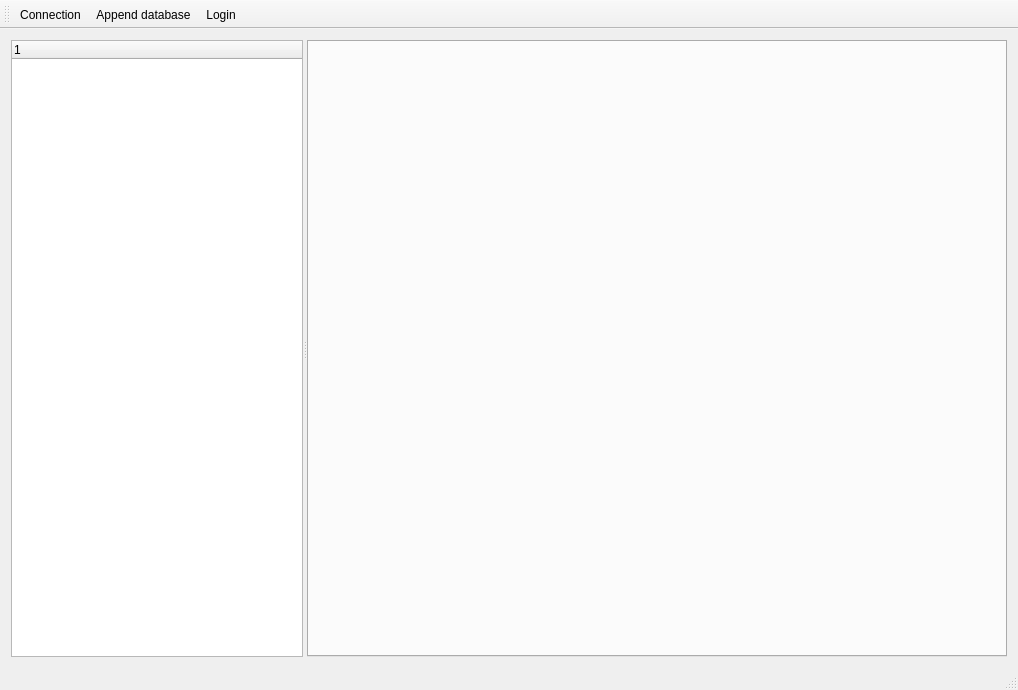
Old version of the form FrontDesk/c5mainwindow.ui in the repository End1-1/Cafe5.
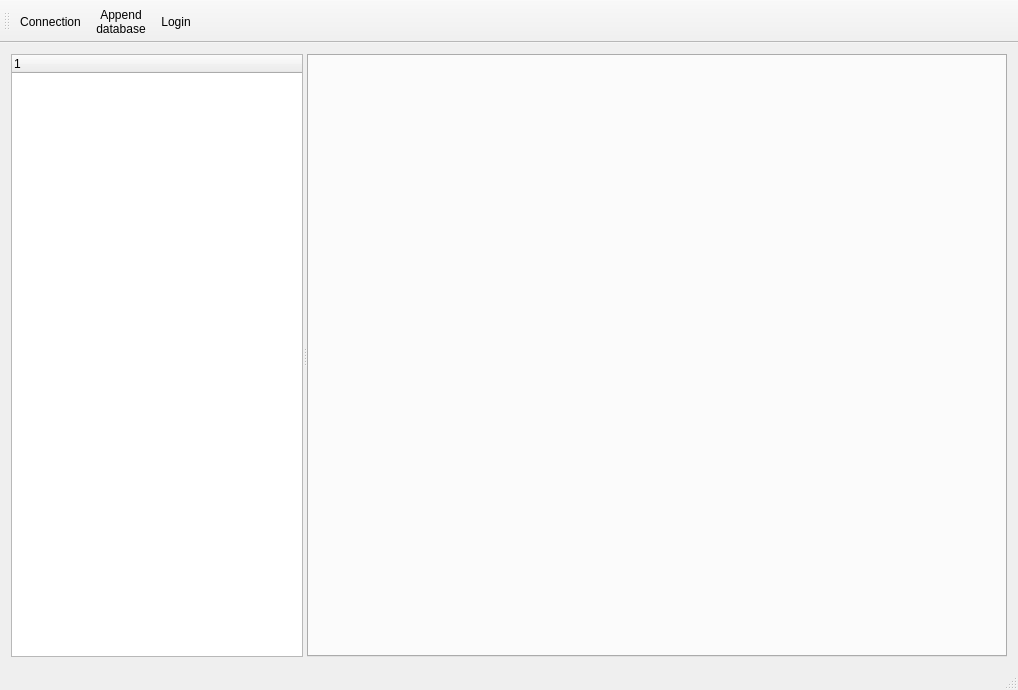
New version of the form. Icons and pictures are not drawn.

```diff
--- a/FrontDesk/c5mainwindow.ui
+++ b/FrontDesk/c5mainwindow.ui
@@ -55,6 +55,9 @@
    </layout>
   </widget>
   <widget class="QToolBar" name="mainToolBar">
+   <property name="toolButtonStyle">
+    <enum>Qt::ToolButtonTextUnderIcon</enum>
+   </property>
    <attribute name="toolBarArea">
     <enum>TopToolBarArea</enum>
    </attribute>
@@ -96,7 +99,11 @@
      <normaloff>:/database_new.png</normaloff>:/database_new.png</iconset>
    </property>
    <property name="text">
-    <string>Append database</string>
+    <string>Append\ndatabase</string>
+   </property>
+   <property name="iconText">
+    <string>Append
+database</string>
    </property>
    <property name="toolTip">
     <string>Append database</string>
```
Left out of the diff: 2 changed lines with no effect on the pictures.
